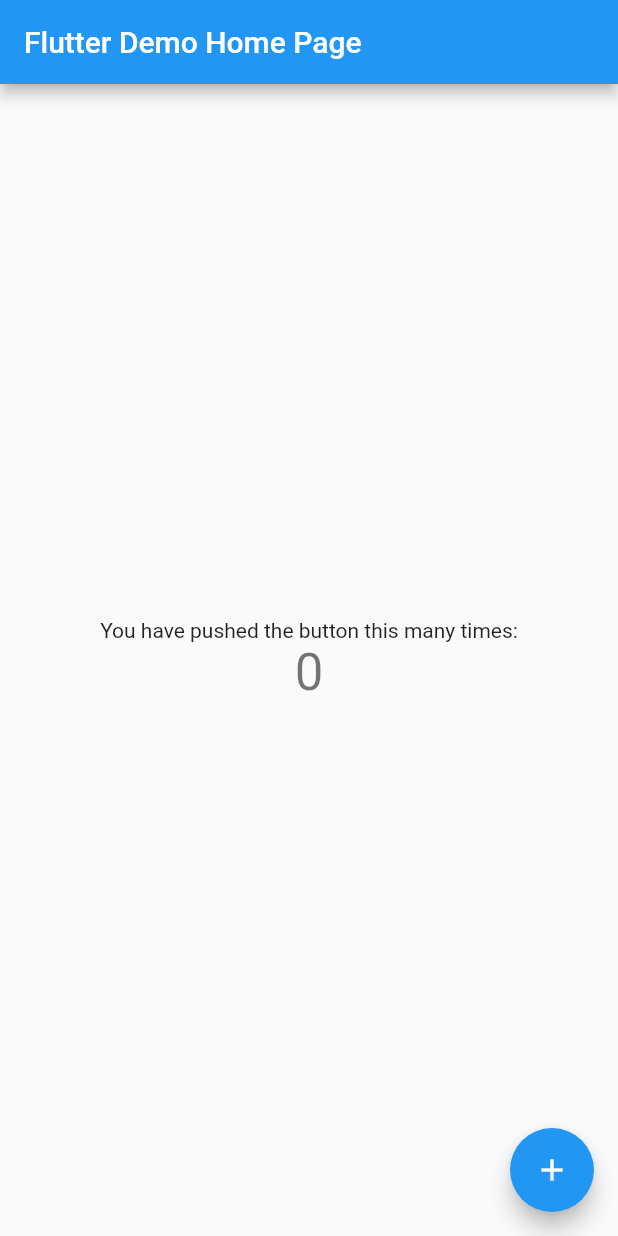
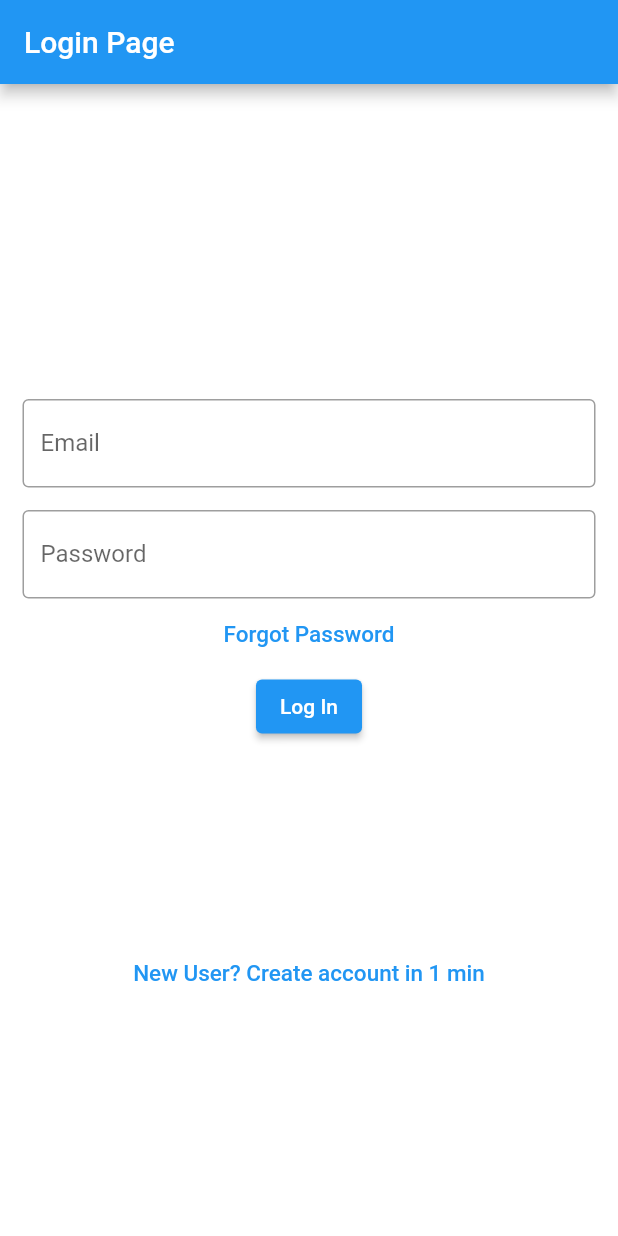
Before and after one commit to maliksenpai/Sayhi, a Flutter app: the screen it shows after launch, on a phone screen of 412 x 824 dp. Run offline on Flutter 3.47's test engine with Material 2 defaults, Android fonts, the phone set to English and light mode, and no system bars.

Commit message:
LogIn screen yapıldı

```diff
--- /dev/null
+++ b/lib/Views/Authentication/LogIn.dart
@@ -0,0 +1,88 @@
+import 'package:flutter/material.dart';
+
+class LogIn extends StatefulWidget {
+  @override
+  _LogInState createState() => _LogInState();
+}
+
+class _LogInState extends State<LogIn> {
+  @override
+  Widget build(BuildContext context) {
+    return Scaffold(
+      backgroundColor: Colors.white,
+      appBar: AppBar(
+        title: Text("Login Page"),
+      ),
+      body: SingleChildScrollView(
+        child: Column(
+          children: <Widget>[
+            Padding(
+              padding: const EdgeInsets.only(top: 60.0),
+              child: Center(
+                child: Container(
+                    width: 200,
+                    height: 150
+                    /*decoration: BoxDecoration(
+                        color: Colors.red,
+                        borderRadius: BorderRadius.circular(50.0)),*/
+                   ),
+              ),
+            ),
+            Padding(
+              //padding: const EdgeInsets.only(left:15.0,right: 15.0,top:0,bottom: 0),
+              padding: EdgeInsets.symmetric(horizontal: 15),
+              child: TextField(
+                decoration: InputDecoration(
+                    border: OutlineInputBorder(),
+                    labelText: 'Email',
+                   ),
+              ),
+            ),
+            Padding(
+              padding: const EdgeInsets.only(
+                  left: 15.0, right: 15.0, top: 15, bottom: 0),
+              //padding: EdgeInsets.symmetric(horizontal: 15),
+              child: TextField(
+
+                obscureText: true,
+                decoration: InputDecoration(
+                    border: OutlineInputBorder(),
+                    labelText: 'Password',
+                    ),
+              ),
+            ),
+            TextButton(
+              onPressed: (){
+                //TODO FORGOT PASSWORD SCREEN
+              },
+              child: Text(
+                'Forgot Password',
+                style: TextStyle(color: Colors.blue, fontSize: 15),
+              ),
+            ),
+            ElevatedButton(
+              style: ButtonStyle(
+
+              ),
+              onPressed: () { },
+              child: Text('Log In'),
+            ),
+
+            SizedBox(
+              height: 130,
+            ),
+            TextButton(
+              onPressed: (){
+                //TODO FORGOT PASSWORD SCREEN
+              },
+              child: Text(
+                'New User? Create account in 1 min',
+                style: TextStyle(color: Colors.blue, fontSize: 15),
+              ),
+            ),
+          ],
+        ),
+      ),
+    );
+  }
+}
--- a/lib/main.dart
+++ b/lib/main.dart
@@ -1,4 +1,5 @@
 import 'package:flutter/material.dart';
+import 'package:say_hi/Views/Authentication/LogIn.dart';
 
 void main() {
   runApp(MyApp());
@@ -22,7 +23,7 @@
         // is not restarted.
         primarySwatch: Colors.blue,
       ),
-      home: MyHomePage(title: 'Flutter Demo Home Page'),
+      home: LogIn(),
     );
   }
 }
```
